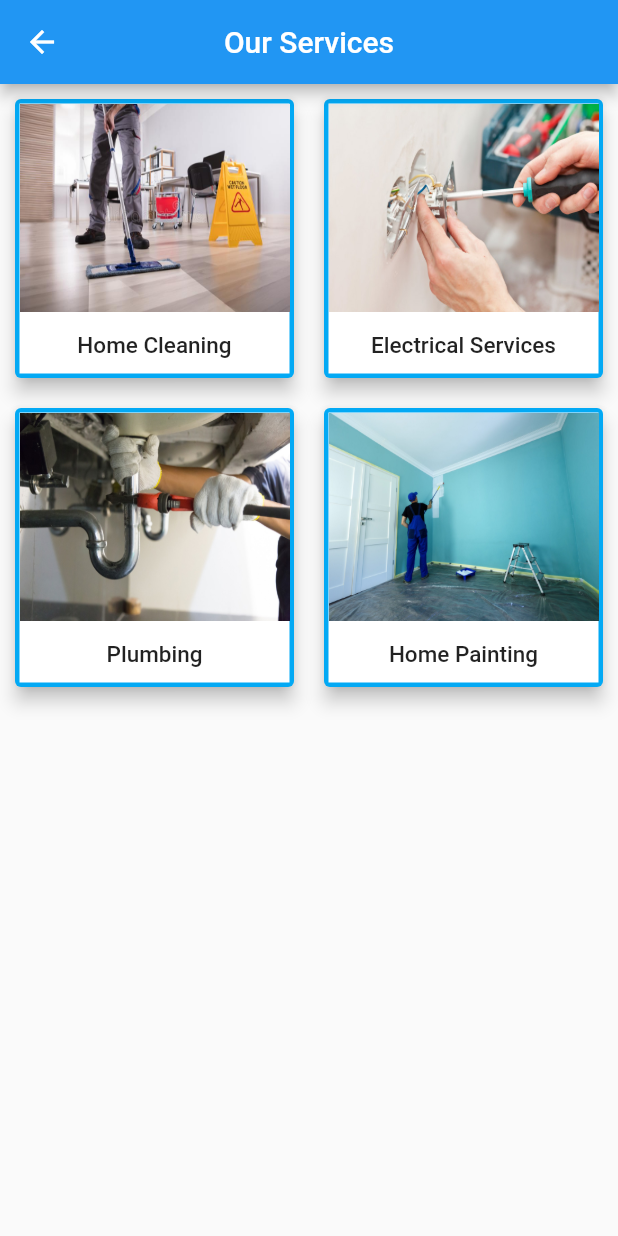
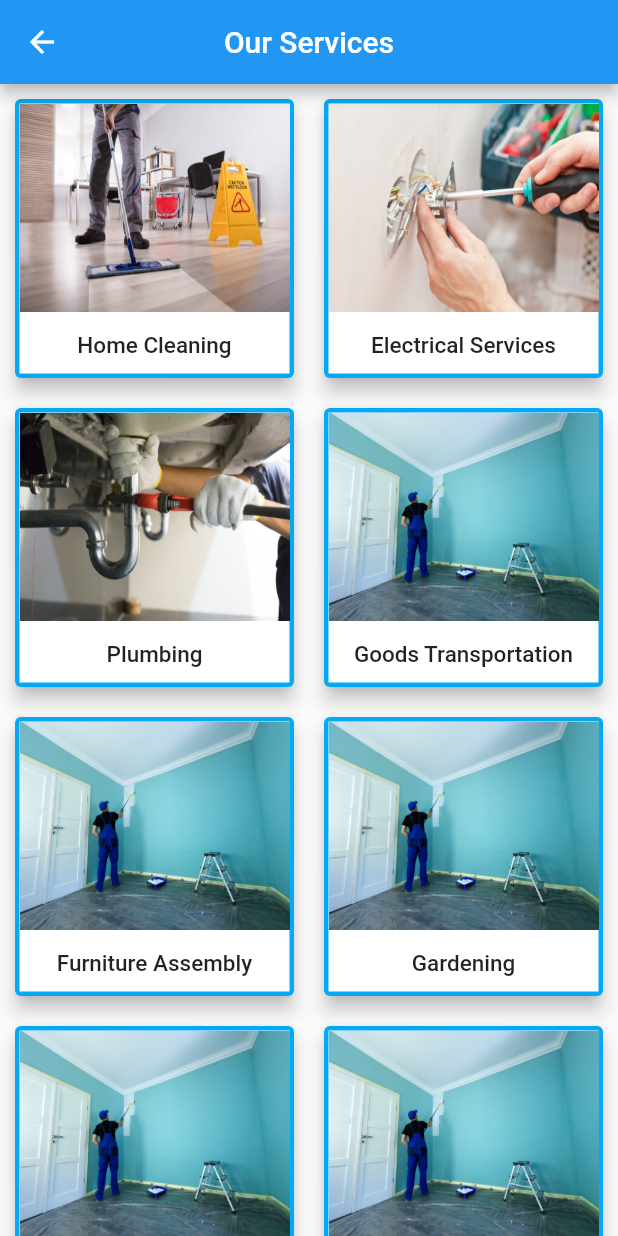
Before and after one commit to SaskarKhadka/Home-Utility, a Flutter app: the screen it shows after launch, after a tap on "Log In", on a phone screen of 412 x 824 dp. Run offline on Flutter 3.47's test engine with Material 2 defaults, Android fonts, the phone set to English and light mode, and no system bars; our stand-ins replace get.

Commit message:
completed the generic ui

```diff
--- a/lib/main.dart
+++ b/lib/main.dart
@@ -1,6 +1,9 @@
 import 'package:flutter/material.dart';
+import 'package:get/get.dart';
+import 'package:get/get_navigation/src/root/get_material_app.dart';
+import 'package:home_utility/screens/detailsScreen.dart';
 import 'package:home_utility/screens/logInScreen.dart';
-import 'package:home_utility/screens/services.dart';
+import 'package:home_utility/screens/ourServices.dart';
 import 'package:home_utility/screens/registrationScreen.dart';
 import 'screens/welcomeScreen.dart';
 
@@ -11,15 +14,32 @@ void main() {
 class HomeUtility extends StatelessWidget {
   @override
   Widget build(BuildContext context) {
-    return MaterialApp(
+    return GetMaterialApp(
       // home: WelcomeScreen(),
       initialRoute: LogInScreen.id,
-      routes: {
-        WelcomeScreen.id: (context) => WelcomeScreen(),
-        LogInScreen.id: (context) => LogInScreen(),
-        RegistrationScreen.id: (context) => RegistrationScreen(),
-        MainScreen.id: (context) => MainScreen(),
-      },
+      defaultTransition: Transition.fade,
+      getPages: [
+        GetPage(
+          name: WelcomeScreen.id,
+          page: () => WelcomeScreen(),
+        ),
+        GetPage(
+          name: LogInScreen.id,
+          page: () => LogInScreen(),
+        ),
+        GetPage(
+          name: RegistrationScreen.id,
+          page: () => RegistrationScreen(),
+        ),
+        GetPage(
+          name: MainScreen.id,
+          page: () => MainScreen(),
+        ),
+        GetPage(
+          name: DetailsScreen.id,
+          page: () => DetailsScreen(),
+        ),
+      ],
     );
   }
 }
--- a/lib/model/servicesHandler.dart
+++ b/lib/model/servicesHandler.dart
@@ -7,8 +7,16 @@ class ServiceHandler {
     HomeServices('Home Cleaning', 'images/img-1.jpg'),
     HomeServices('Electrical Services', 'images/img-3.jpg'),
     HomeServices('Plumbing', 'images/img-2.jpg'),
-    HomeServices('Home Painting', 'images/img-4.jpeg'),
+    HomeServices('Goods Transportation', 'images/img-4.jpeg'),
+    HomeServices('Furniture Assembly', 'images/img-4.jpeg'),
+    HomeServices('Gardening', 'images/img-4.jpeg'),
+    HomeServices('Babysitting', 'images/img-4.jpeg'),
+    HomeServices('Tuition', 'images/img-4.jpeg'),
+    HomeServices('Construction', 'images/img-4.jpeg'),
+    HomeServices('Laundary', 'images/img-4.jpeg'),
+    HomeServices('Maid', 'images/img-4.jpeg'),
   ];
+
   UnmodifiableListView<HomeServices> getServices() {
     return UnmodifiableListView(_homeServices);
   }
--- a/lib/screens/logInScreen.dart
+++ b/lib/screens/logInScreen.dart
@@ -1,8 +1,9 @@
 // import 'dart:io';
 
 import 'package:flutter/material.dart';
+import 'package:get/get.dart';
 // import 'package:home_utility/components/dialogBox.dart';
-import 'package:home_utility/screens/services.dart';
+import 'package:home_utility/screens/ourServices.dart';
 import '../constants.dart';
 import '../components/roundedButton.dart';
 import 'registrationScreen.dart';
@@ -79,7 +80,7 @@ class LogInScreen extends StatelessWidget {
                   //   builder: (context) => DialogBox(),
                   // );
 
-                  Navigator.pushNamed(context, MainScreen.id);
+                  Get.toNamed(MainScreen.id);
                 },
               ),
               Padding(
@@ -94,7 +95,7 @@ class LogInScreen extends StatelessWidget {
                   color: Colors.lightBlueAccent,
                   text: 'Register Here',
                   onPressed: () {
-                    Navigator.pushNamed(context, RegistrationScreen.id);
+                    Get.toNamed(RegistrationScreen.id);
                   }),
             ],
           ),
--- /dev/null
+++ b/lib/screens/ourServices.dart
@@ -0,0 +1,107 @@
+import 'package:flutter/material.dart';
+import 'package:get/get.dart';
+import '../model/servicesHandler.dart';
+import 'detailsScreen.dart';
+
+class MainScreen extends StatelessWidget {
+  static const id = '/mainScreen';
+  final ServiceHandler serviceHandler = ServiceHandler();
+  @override
+  Widget build(BuildContext context) {
+    return Scaffold(
+      appBar: AppBar(
+        title: Text('Our Services'),
+        centerTitle: true,
+      ),
+      body: GridView.builder(
+        itemCount: serviceHandler.totalServicesCount(),
+        gridDelegate: SliverGridDelegateWithFixedCrossAxisCount(
+          crossAxisCount: 2,
+        ),
+        itemBuilder: (context, index) {
+          var imgPath = serviceHandler.getServices()[index].getImagePath();
+          var service = serviceHandler.getServices()[index].getService();
+          return GestureDetector(
+            onTap: () => Get.toNamed(
+              DetailsScreen.id,
+              parameters: {
+                'imgPath': imgPath,
+                'service': service,
+              },
+            ),
+            child: Card(
+              margin: EdgeInsets.only(
+                top: 10.0,
+                bottom: 10.0,
+                left: 10.0,
+                right: 10.0,
+              ),
+              color: Colors.lightBlue,
+              elevation: 5.0,
+              child: Container(
+                height: 150.0,
+                margin: EdgeInsets.all(3.0),
+                // padding: EdgeInsets.all(15.0),
+                decoration: BoxDecoration(
+                  borderRadius: BorderRadius.circular(0.0),
+                  color: Colors.white,
+                ),
+                child: Column(
+                  children: [
+                    Expanded(
+                      flex: 5,
+                      child: Image.asset(
+                        // 'images/img-1.jpg',
+                        imgPath,
+                        fit: BoxFit.fill,
+                      ),
+                    ),
+                    SizedBox(
+                      height: 13.0,
+                    ),
+                    Expanded(
+                        flex: 1,
+                        child: Text(
+                          service,
+                          style: TextStyle(
+                            fontSize: 15.0,
+                            fontWeight: FontWeight.w500,
+                          ),
+                          textAlign: TextAlign.center,
+                        ))
+                  ],
+                ),
+              ),
+            ),
+          );
+        },
+      ),
+    );
+  }
+}
+
+// ListView.builder(
+//         itemCount: services.length,
+//         itemBuilder: (context, index) {
+//     return Card(
+//       margin: EdgeInsets.only(
+//         top: 10.0,
+//         bottom: 10.0,
+//         left: 15.0,
+//         right: 15.0,
+//       ),
+//       color: Colors.lightBlue,
+//       elevation: 0.0,
+//       child: Container(
+//         height: 150.0,
+//         margin: EdgeInsets.all(3.0),
+//         padding: EdgeInsets.all(15.0),
+//         decoration: BoxDecoration(
+//           borderRadius: BorderRadius.circular(10.0),
+//           color: Colors.white,
+//         ),
+//         child: Text('${services[index]}'),
+//       ),
+//     );
+//   },
+// ),
--- a/lib/screens/registrationScreen.dart
+++ b/lib/screens/registrationScreen.dart
@@ -1,4 +1,5 @@
 import 'package:flutter/material.dart';
+import 'package:get/get.dart';
 import 'package:home_utility/screens/logInScreen.dart';
 import '../constants.dart';
 import '../components/roundedButton.dart';
@@ -94,7 +95,7 @@ class RegistrationScreen extends StatelessWidget {
                   color: Colors.lightBlueAccent,
                   text: 'Login Here',
                   onPressed: () {
-                    Navigator.pushNamed(context, LogInScreen.id);
+                    Get.toNamed(LogInScreen.id);
                   }),
             ],
           ),
--- a/lib/screens/services.dart
+++ /dev/null
@@ -1,96 +0,0 @@
-import 'package:flutter/material.dart';
-import 'package:home_utility/model/servicesHandler.dart';
-
-class MainScreen extends StatelessWidget {
-  static const id = '/mainScreen';
-  final ServiceHandler serviceHandler = ServiceHandler();
-  @override
-  Widget build(BuildContext context) {
-    return Scaffold(
-      appBar: AppBar(
-        title: Text('Our Services'),
-        centerTitle: true,
-      ),
-      body: GridView.builder(
-        itemCount: serviceHandler.totalServicesCount(),
-        gridDelegate: SliverGridDelegateWithFixedCrossAxisCount(
-          crossAxisCount: 2,
-          // crossAxisSpacing: 5,
-          // mainAxisSpacing: 0.5,
-        ),
-        itemBuilder: (context, index) {
-          return Card(
-            margin: EdgeInsets.only(
-              top: 10.0,
-              bottom: 10.0,
-              left: 10.0,
-              right: 10.0,
-            ),
-            color: Colors.lightBlue,
-            elevation: 5.0,
-            child: Container(
-              height: 150.0,
-              margin: EdgeInsets.all(3.0),
-              // padding: EdgeInsets.all(15.0),
-              decoration: BoxDecoration(
-                borderRadius: BorderRadius.circular(0.0),
-                color: Colors.white,
-              ),
-              child: Column(
-                children: [
-                  Expanded(
-                    flex: 5,
-                    child: Image.asset(
-                      // 'images/img-1.jpg',
-                      serviceHandler.getServices()[index].getImagePath(),
-                      fit: BoxFit.fill,
-                    ),
-                  ),
-                  SizedBox(
-                    height: 13.0,
-                  ),
-                  Expanded(
-                      flex: 1,
-                      child: Text(
-                        serviceHandler.getServices()[index].getService(),
-                        style: TextStyle(
-                          fontSize: 15.0,
-                          fontWeight: FontWeight.w500,
-                        ),
-                        textAlign: TextAlign.center,
-                      ))
-                ],
-              ),
-            ),
-          );
-        },
-      ),
-    );
-  }
-}
-
-// ListView.builder(
-//         itemCount: services.length,
-//         itemBuilder: (context, index) {
-//     return Card(
-//       margin: EdgeInsets.only(
-//         top: 10.0,
-//         bottom: 10.0,
-//         left: 15.0,
-//         right: 15.0,
-//       ),
-//       color: Colors.lightBlue,
-//       elevation: 0.0,
-//       child: Container(
-//         height: 150.0,
-//         margin: EdgeInsets.all(3.0),
-//         padding: EdgeInsets.all(15.0),
-//         decoration: BoxDecoration(
-//           borderRadius: BorderRadius.circular(10.0),
-//           color: Colors.white,
-//         ),
-//         child: Text('${services[index]}'),
-//       ),
-//     );
-//   },
-// ),
--- a/lib/screens/welcomeScreen.dart
+++ b/lib/screens/welcomeScreen.dart
@@ -1,4 +1,5 @@
 import 'package:flutter/material.dart';
+import 'package:get/get.dart';
 import '../components/roundedButton.dart';
 import 'logInScreen.dart';
 // import 'registrationScreen.dart';
@@ -37,7 +38,7 @@ class WelcomeScreen extends StatelessWidget {
               color: Colors.lightBlueAccent,
               text: 'Get Started',
               onPressed: () {
-                Navigator.pushNamed(context, LogInScreen.id);
+                Get.toNamed(LogInScreen.id);
               },
             ),
           ],
--- a/pubspec.yaml
+++ b/pubspec.yaml
@@ -28,6 +28,7 @@ dependencies:
   # The following adds the Cupertino Icons font to your application.
   # Use with the CupertinoIcons class for iOS style icons.
   cupertino_icons: ^1.0.2
+  get: ^4.1.4
 
 dev_dependencies:
   flutter_test:
```
Also changed, not shown: lib/model/services.dart (+0 -14 lines), lib/screens/detailsScreen.dart (added, +101 -0 lines), pubspec.lock.
